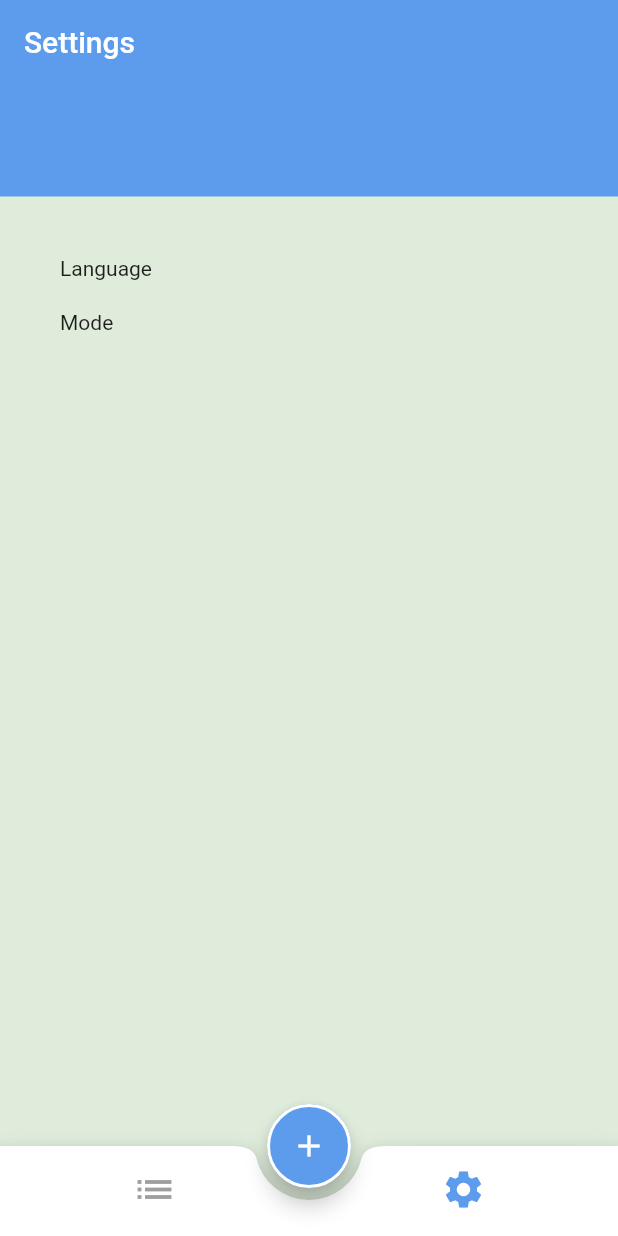
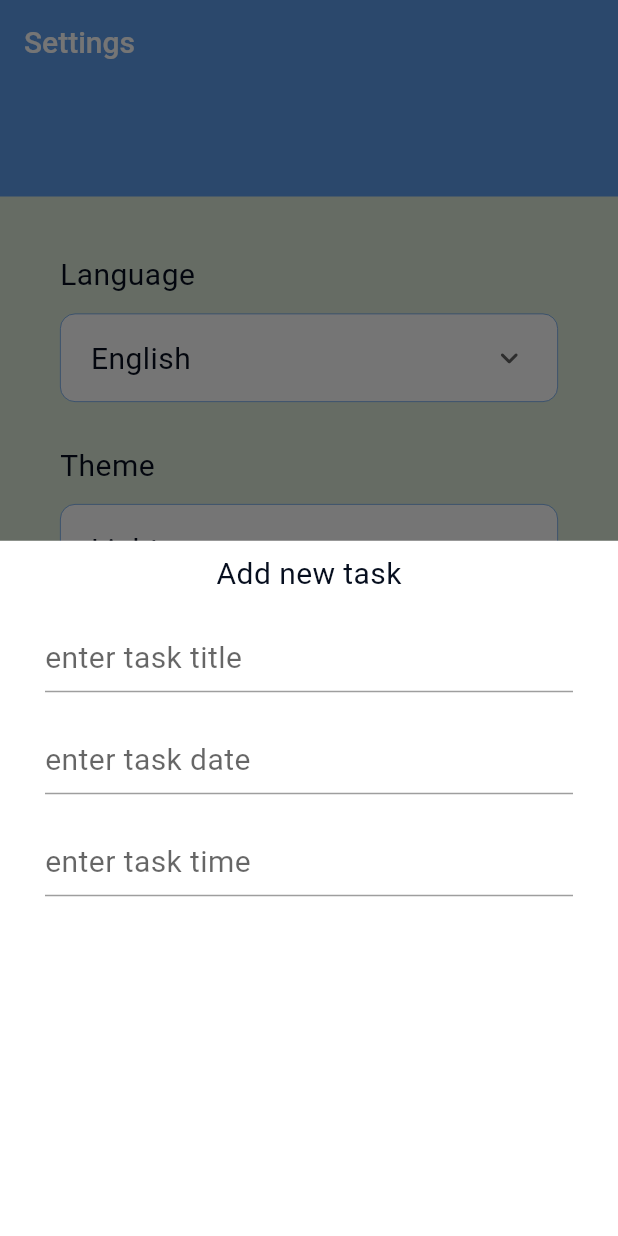
Before and after one commit to A7medabdelaty/Todo-with-FireBase, a Flutter app: the screen it shows after launch, item 2 of the bottom bar chosen, after a tap on the "add" icon, on a phone screen of 412 x 824 dp. Run offline on Flutter 3.47's test engine with Material 2 defaults, Android fonts, the phone set to English and light mode, and no system bars; generated files the repository leaves out were written again.

Commit message:
add localization & update settings_tab.dart

```diff
--- /dev/null
+++ b/l10n.yaml
@@ -0,0 +1,3 @@
+arb-dir: lib/l10n
+template-arb-file: app_en.arb
+output-localization-file: app_localizations.dart
--- /dev/null
+++ b/lib/l10n/app_ar.arb
@@ -0,0 +1,9 @@
+{
+    "todo_list": "قائمة المهام",
+    "settings": "الاعدادات",
+    "language" : "اللغة",
+    "theme" : "الوضع",
+    "language_field" : "العربية",
+    "theme_field_light" : "النهاري",
+    "theme_field_dark" : "الليلي"
+}
--- /dev/null
+++ b/lib/l10n/app_en.arb
@@ -0,0 +1,9 @@
+{
+    "todo_list": "To Do List",
+    "settings":"Settings",
+    "language" : "Language",
+    "theme" : "Theme",
+    "language_field" : "English",
+    "theme_field_light" : "Light",
+    "theme_field_dark" : "Dark"
+ }
--- a/lib/layout/layout.dart
+++ b/lib/layout/layout.dart
@@ -12,7 +12,7 @@ class HomeScreen extends StatelessWidget {
     MainProvider provider = Provider.of<MainProvider>(context);
     return Scaffold(
       appBar: AppBar(title: Text(provider.appBarTitle)),
-      floatingActionButton: floatingButton(),
+      floatingActionButton: floatingButton(context),
       floatingActionButtonLocation: FloatingActionButtonLocation.centerDocked,
       bottomNavigationBar: bottomAppBar(provider),
       body: provider.activeScreen,
--- a/lib/main.dart
+++ b/lib/main.dart
@@ -1,12 +1,24 @@
 import 'package:flutter/material.dart';
+import 'package:flutter_gen/gen_l10n/app_localizations.dart';
+import 'package:flutter_localizations/flutter_localizations.dart';
 import 'package:provider/provider.dart';
 import 'package:todo/layout/layout.dart';
 import 'package:todo/provider/main_provider.dart';
+import 'package:todo/provider/settings_provider.dart';
 import 'package:todo/shared/styles/theme.dart';
 
 void main() {
-  runApp(ChangeNotifierProvider(
-      create: (context) => MainProvider(), child: const MyApp()));
+  runApp(MultiProvider(
+    providers: [
+      ChangeNotifierProvider(
+        create: (context) => SettingsProvider(),
+      ),
+      ChangeNotifierProvider(
+        create: (context) => MainProvider(),
+      ),
+    ],
+    child: const MyApp(),
+  ));
 }
 
 class MyApp extends StatelessWidget {
@@ -15,16 +27,28 @@ class MyApp extends StatelessWidget {
   // This widget is the root of your application.
   @override
   Widget build(BuildContext context) {
+    SettingsProvider settingsProvider = Provider.of<SettingsProvider>(context);
     return MaterialApp(
       debugShowCheckedModeBanner: false,
       title: 'ToDo App',
+      localizationsDelegates: const [
+        AppLocalizations.delegate,
+        GlobalMaterialLocalizations.delegate,
+        GlobalWidgetsLocalizations.delegate,
+        GlobalCupertinoLocalizations.delegate,
+      ],
+      supportedLocales: const [
+        Locale('en', ''), // English, no country code
+        Locale('ar', ''), // Spanish, no country code
+      ],
+      locale: Locale(settingsProvider.language),
       routes: {
-        HomeScreen.routeName: (context) => HomeScreen(),
+        HomeScreen.routeName: (context) => const HomeScreen(),
       },
       initialRoute: HomeScreen.routeName,
       theme: MyTheme.lightTheme,
       darkTheme: MyTheme.darkTheme,
-      themeMode: ThemeMode.light,
+      themeMode: settingsProvider.theme,
     );
   }
 }
--- a/lib/modules/settings_tab/settings_tab.dart
+++ b/lib/modules/settings_tab/settings_tab.dart
@@ -1,11 +1,16 @@
 import 'package:flutter/material.dart';
+import 'package:provider/provider.dart';
+import 'package:todo/provider/settings_provider.dart';
+import 'package:todo/shared/component/settings_components.dart';
 import 'package:todo/shared/styles/colors.dart';
+import 'package:flutter_gen/gen_l10n/app_localizations.dart';
 
 class SettingsTab extends StatelessWidget {
   const SettingsTab({Key? key}) : super(key: key);
 
   @override
   Widget build(BuildContext context) {
+    SettingsProvider provider = Provider.of<SettingsProvider>(context);
     return Column(
       children: [
         Container(
@@ -16,15 +21,27 @@ class SettingsTab extends StatelessWidget {
           padding: const EdgeInsets.all(40.0),
           child: Column(
             crossAxisAlignment: CrossAxisAlignment.stretch,
-            children: const [
-              Text('Language'),
-              SizedBox(
-                height: 10,
+            children: [
+              Text(
+                '${AppLocalizations.of(context)?.language}',
+                style: Theme.of(context).textTheme.subtitle1,
               ),
-              SizedBox(
-                height: 10,
+              const SizedBox(
+                height: 15,
               ),
-              Text('Mode')
+              dropDownMenu(
+                  provider, provider.languageValue, provider.languageItems),
+              const SizedBox(
+                height: 30,
+              ),
+              Text(
+                '${AppLocalizations.of(context)?.theme}',
+                style: Theme.of(context).textTheme.subtitle1,
+              ),
+              const SizedBox(
+                height: 15,
+              ),
+              dropDownMenu(provider, provider.modeValue, provider.modeItems),
             ],
           ),
         )
--- a/lib/provider/main_provider.dart
+++ b/lib/provider/main_provider.dart
@@ -1,14 +1,14 @@
 import 'package:flutter/cupertino.dart';
+import 'package:flutter/material.dart';
 import 'package:todo/modules/settings_tab/settings_tab.dart';
 import 'package:todo/modules/tasks_tab/tasks_tab.dart';
-
 class MainProvider extends ChangeNotifier {
   final List _titles = ['TO DO List', 'Settings'];
   int index = 0;
   String appBarTitle = 'TO DO List';
 
-  final List _tabs = [TasksTab(), SettingsTab()];
-  Widget activeScreen = TasksTab();
+  final List _tabs = [const TasksTab(), const SettingsTab()];
+  Widget activeScreen = const TasksTab();
 
   void changeBottomNavBar(value) {
     index = value;
--- /dev/null
+++ b/lib/provider/settings_provider.dart
@@ -0,0 +1,39 @@
+import 'package:flutter/material.dart';
+
+class SettingsProvider extends ChangeNotifier {
+  List languageItems = ['English', 'Arabic'];
+  String languageValue = 'English';
+
+  void changeLanguageDropDown(value) {
+    languageValue = value;
+    changeLanguage(value == 'English' ? 'en' : 'ar');
+    notifyListeners();
+  }
+
+  String language = 'en';
+
+  void changeLanguage(value) {
+    language = value;
+  }
+
+  String modeValue = 'Light';
+  List modeItems = ['Light', 'Dark'];
+
+  void changeModeDropDown(value) {
+    modeValue = value;
+    changeTheme(value);
+    notifyListeners();
+  }
+
+  ThemeMode theme = ThemeMode.light;
+
+  void changeTheme(String theme) {
+    if (theme == "Light") {
+      this.theme = ThemeMode.light;
+    } else if (theme == 'Dark') {
+      this.theme = ThemeMode.dark;
+    } else {
+      this.theme = ThemeMode.system;
+    }
+  }
+}
--- a/lib/shared/component/layout_components.dart
+++ b/lib/shared/component/layout_components.dart
@@ -1,8 +1,61 @@
 import 'package:flutter/material.dart';
 import 'package:todo/provider/main_provider.dart';
 
-Widget floatingButton() => FloatingActionButton(
-      onPressed: () {},
+Widget floatingButton(context) => FloatingActionButton(
+      onPressed: () {
+        showModalBottomSheet(
+          context: context,
+          builder: (context) => Padding(
+            padding: const EdgeInsets.symmetric(horizontal: 30, vertical: 10),
+            child: Column(
+              children: [
+                Text(
+                  'Add new task',
+                  style: Theme.of(context).textTheme.subtitle1,
+                ),
+                const SizedBox(
+                  height: 20,
+                ),
+                TextFormField(
+                  decoration: const InputDecoration(
+                    border: UnderlineInputBorder(),
+                    hintText: 'enter task title',
+                  ),
+                ),
+                const SizedBox(
+                  height: 20,
+                ),
+                TextFormField(
+                  keyboardType: TextInputType.none,
+                  onTap: () {
+                    showDatePicker(
+                      context: context,
+                      initialDate: DateTime.now(),
+                      firstDate: DateTime.now(),
+                      lastDate: DateTime.now().add(
+                        const Duration(days: 356),
+                      ),
+                    );
+                  },
+                  decoration: const InputDecoration(
+                    border: UnderlineInputBorder(),
+                    hintText: 'enter task date',
+                  ),
+                ),
+                const SizedBox(
+                  height: 20,
+                ),
+                TextFormField(
+                  decoration: const InputDecoration(
+                    border: UnderlineInputBorder(),
+                    hintText: 'enter task time',
+                  ),
+                ),
+              ],
+            ),
+          ),
+        );
+      },
       child: const Icon(Icons.add),
     );
 
--- /dev/null
+++ b/lib/shared/component/settings_components.dart
@@ -0,0 +1,30 @@
+import 'package:flutter/material.dart';
+import 'package:todo/provider/settings_provider.dart';
+import 'package:todo/shared/styles/colors.dart';
+
+Widget dropDownMenu(SettingsProvider provider, String value, List items) =>
+    Container(
+      decoration: BoxDecoration(
+        border: Border.all(color: COLOR_PRIMARY, width: 0.5),
+        borderRadius: BorderRadius.circular(10),
+        color: Colors.white,
+      ),
+      padding: const EdgeInsets.symmetric(horizontal: 20, vertical: 5),
+      child: DropdownButton(
+        underline: Container(),
+        isExpanded: true,
+        icon: const Icon(Icons.keyboard_arrow_down_rounded),
+        value: value,
+        items: items
+            .map((e) => DropdownMenuItem(
+                  value: e,
+                  child: Text(e),
+                ))
+            .toList(),
+        onChanged: (value) {
+          (value == 'English' || value == 'Arabic')
+              ? provider.changeLanguageDropDown(value)
+              : provider.changeModeDropDown(value);
+        },
+      ),
+    );
--- a/lib/shared/styles/theme.dart
+++ b/lib/shared/styles/theme.dart
@@ -14,7 +14,7 @@ class MyTheme {
         background: Colors.transparent,
         onBackground: Colors.white,
         surface: Colors.grey,
-        onSurface: Colors.white),
+        onSurface: Colors.black),
     textTheme: TextTheme(
       subtitle1: TextStyle(
         fontSize: 20,
@@ -34,6 +34,7 @@ class MyTheme {
       elevation: 0.0,
     ),
     bottomAppBarColor: Colors.white,
+    bottomSheetTheme: const BottomSheetThemeData(backgroundColor: Colors.white,),
     bottomNavigationBarTheme: BottomNavigationBarThemeData(
       type: BottomNavigationBarType.fixed,
       showSelectedLabels: false,
--- a/pubspec.yaml
+++ b/pubspec.yaml
@@ -31,12 +31,15 @@ environment:
 dependencies:
   flutter:
     sdk: flutter
+  flutter_localizations:
+    sdk: flutter
 
 
   # The following adds the Cupertino Icons font to your application.
   # Use with the CupertinoIcons class for iOS style icons.
   cupertino_icons: ^1.0.5
   provider: ^6.0.4
+  intl: ^0.17.0
 
 dev_dependencies:
   flutter_test:
@@ -59,6 +62,7 @@ flutter:
   # included with your application, so that you can use the icons in
   # the material Icons class.
   uses-material-design: true
+  generate: true
 
   # To add assets to your application, add an assets section, like this:
   # assets:
```
Also changed, not shown: pubspec.lock.
